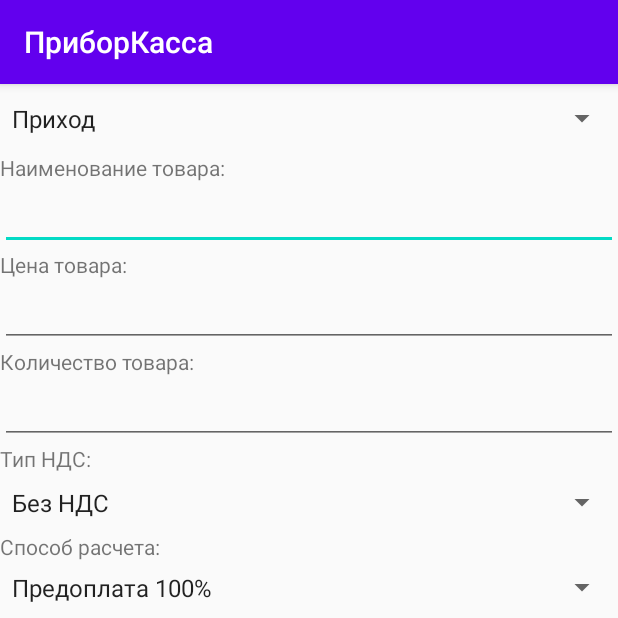
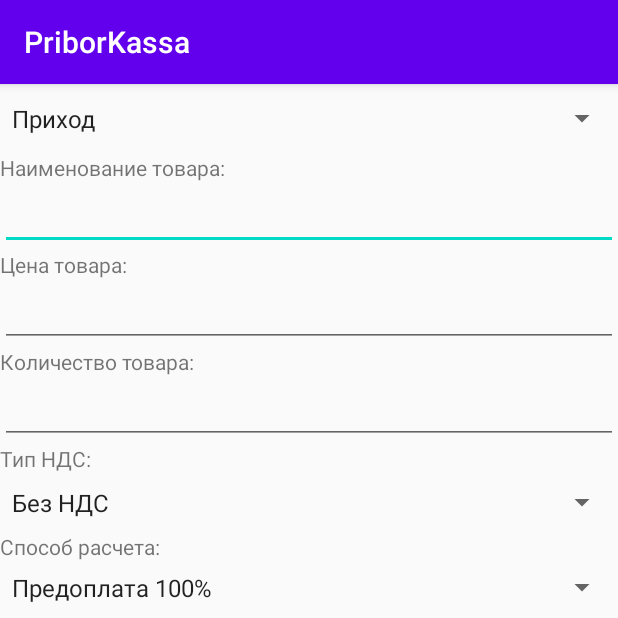
Before and after one commit to bayan47/DroidPOS, an Android app: the Kassa_SellUI screen opened directly, with no data from a screen before it, on a phone screen of 412 x 824 dp, the top half of it. Run offline under Robolectric (Android 15) with nearby library versions, the phone set to English and light mode, and no system bars; 1 statement that could not run was skipped.

Commit message:
Что-то вылупляется 2

```diff
--- a/app/src/main/java/com/example/shtrih/Kassa.java
+++ b/app/src/main/java/com/example/shtrih/Kassa.java
@@ -156,7 +156,7 @@ final public class Kassa  {
         device.Set_StringForPrinting(goodName);
         device.Set_Quantity(quantity);           //Установка количества товара к продаже
         device.Set_TaxValue1Enabled(false);      //Установка самостоятельного расчета суммы налога. Подробнее - https://github.com/shtrih-m/fr_drv_ng/wiki/Properties#group___properties_1gab43c70068f2161777d97b26b7b586c52
-        device.Set_Summ1(device.Get_Price()*Double.valueOf(device.Get_Quantity()).longValue());
+        device.Set_Summ1( (long)(MultiApiHelper.roundFloat(price*quantity,0) ));
         device.Set_Summ1Enabled(false);   //Установка параметра Summ1. (Нихрена не понятно для чего, но когда отключен сумма считается - количество товара * чек.
         device.Set_Tax1(taxType.nds_id);        //Установка выбранного НДС
         device.Set_Department(1);         //Установка режима свободной продажи - https://github.com/shtrih-m/fr_drv_ng/wiki/Properties#group___properties_1ga25e8f3455a02458e60cbd624000c751b
@@ -182,7 +182,7 @@ final public class Kassa  {
             device.Set_TaxValue1Enabled(false);      //Установка самостоятельного расчета суммы налога. Подробнее - https://github.com/shtrih-m/fr_drv_ng/wiki/Properties#group___properties_1gab43c70068f2161777d97b26b7b586c52
 
 
-            Summ1 = Summ1 + (long)(good.price*quantity);
+            Summ1 = Summ1 + (long)(MultiApiHelper.roundFloat(good.price*quantity,0));
 
             device.Set_Summ1Enabled(false);   //Установка параметра Summ1. (Нихрена не понятно для чего, но когда отключен сумма считается - количество товара * чек.
             device.Set_Tax1(good.nds.nds_id);        //Установка выбранного НДС
--- a/app/src/main/java/com/example/shtrih/Kassa_SellUI.java
+++ b/app/src/main/java/com/example/shtrih/Kassa_SellUI.java
@@ -9,6 +9,7 @@ import android.widget.ArrayAdapter;
 import android.widget.Button;
 import android.widget.EditText;
 import android.widget.Spinner;
+import android.widget.Toast;
 
 public class Kassa_SellUI extends AppCompatActivity {
 
@@ -40,6 +41,7 @@ public class Kassa_SellUI extends AppCompatActivity {
                 Kassa.quantity = Float.parseFloat(good_quantity.getText().toString());
                 Kassa.price = Kassa.ParsePrice(good_price.getText().toString());
                 Kassa.CashOperation();
+                Toast.makeText(Kassa_SellUI.this,Kassa.device.Get_ResultCodeDescription(),Toast.LENGTH_SHORT).show();
             }
         };
 
--- a/app/src/main/res/layout/activity_kassa__sell_u_i.xml
+++ b/app/src/main/res/layout/activity_kassa__sell_u_i.xml
@@ -46,7 +46,7 @@
                 android:layout_width="match_parent"
                 android:layout_height="wrap_content"
                 android:ems="10"
-                android:inputType="number" />
+                android:inputType="number|numberDecimal" />
 
             <TextView
                 android:id="@+id/textView2"
@@ -59,7 +59,7 @@
                 android:layout_width="match_parent"
                 android:layout_height="wrap_content"
                 android:ems="10"
-                android:inputType="number" />
+                android:inputType="number|numberDecimal" />
 
             <TextView
                 android:id="@+id/textView6"
--- a/app/src/main/res/values/strings.xml
+++ b/app/src/main/res/values/strings.xml
@@ -1,5 +1,5 @@
 <resources>
-    <string name="app_name" translatable="true">ПриборКасса</string>
+    <string name="app_name" translatable="true">PriborKassa</string>
     <string name="title_activity_fullscreen" translatable="false">FullscreenActivity</string>
     <string name="dummy_button" translatable="false">Dummy Button</string>
     <string name="dummy_content" translatable="false">DUMMY\nCONTENT</string>
```
